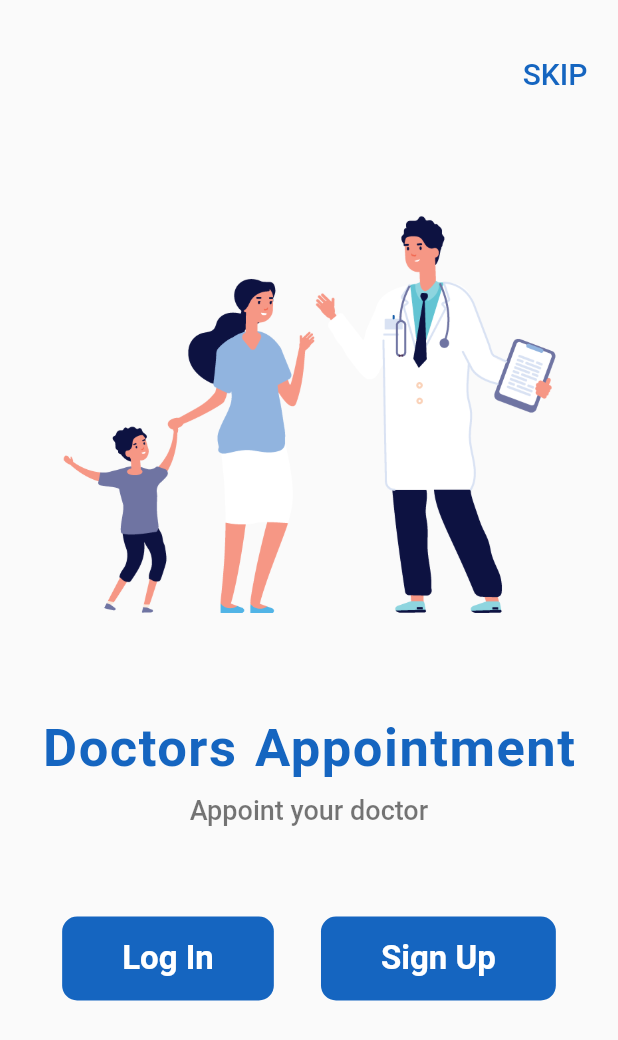
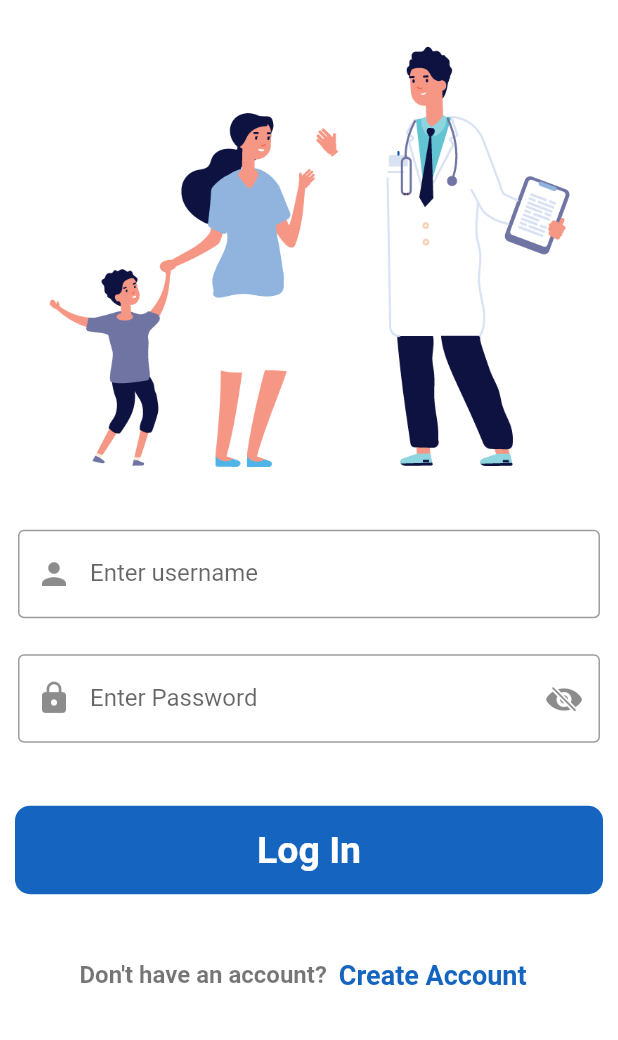
Before and after one commit to jiggy606/Hospital, a Flutter app: the screen it shows after launch, after a tap on "Log In", on a phone screen of 412 x 824 dp. Shown: the top 1040 px of the screen. Run offline on Flutter 3.47's test engine with Material 2 defaults, Android fonts, the phone set to English and light mode, and no system bars.

Commit message:
created login screen

```diff
--- /dev/null
+++ b/lib/screens/login_screen.dart
@@ -0,0 +1,140 @@
+import 'package:flutter/cupertino.dart';
+import 'package:flutter/material.dart';
+import 'package:workout/screens/signup_screen.dart';
+
+class LoginScreen extends StatefulWidget {
+  const LoginScreen({super.key});
+
+  @override
+  State<LoginScreen> createState() => _LoginScreenState();
+}
+
+class _LoginScreenState extends State<LoginScreen> {
+  bool passToggle = true;
+  @override
+  Widget build(BuildContext context) {
+    return Material(
+      color: Colors.white,
+      child: SingleChildScrollView(
+          child: SafeArea(
+              child: Column(
+        children: [
+          SizedBox(height: 10),
+          Padding(
+            padding: EdgeInsets.all(20),
+            child: Image.asset("images/doctors.png"),
+          ),
+          SizedBox(
+            height: 10,
+          ),
+          Padding(
+            padding: EdgeInsets.all(12),
+            child: TextField(
+              decoration: InputDecoration(
+                border: OutlineInputBorder(),
+                label: Text("Enter username"),
+                prefixIcon: Icon(Icons.person),
+              ),
+            ),
+          ),
+          Padding(
+            padding: EdgeInsets.all(12),
+            child: TextField(
+              obscureText: passToggle ? true : false,
+              decoration: InputDecoration(
+                border: OutlineInputBorder(),
+                label: Text("Enter Password"),
+                prefixIcon: Icon(Icons.lock),
+                suffixIcon: InkWell(
+                  onTap: () {
+                    if (passToggle == true) {
+                      passToggle = false;
+                    } else {
+                      passToggle = true;
+                    }
+                    setState(() {
+
+                    });
+                  },
+                  child: passToggle
+                      ? Icon(CupertinoIcons.eye_slash_fill)
+                      : Icon(CupertinoIcons.eye_fill),
+                ),
+              ),
+            ),
+          ),
+
+          SizedBox(height: 20,),
+
+          // login
+          Padding(
+            padding: const EdgeInsets.all(10),
+            child: SizedBox(
+              width: double.infinity,
+              child: Material(
+                color: Colors.blue.shade800,
+                borderRadius: BorderRadius.circular(10),
+                child: InkWell(
+                  onTap: () {
+                    /* Navigator.push(
+                        context,
+                        MaterialPageRoute(
+                          builder: (context) => LoginScreen(),
+                        )); */
+                  },
+                  child: Padding(
+                    padding: EdgeInsets.symmetric(vertical: 15, horizontal: 40),
+                    child: Center(
+                      child: Text(
+                        "Log In",
+                        style: TextStyle(
+                          color: Colors.white,
+                          fontSize: 25,
+                          fontWeight: FontWeight.bold,
+                        ),
+                      ),
+                    ),
+                  ),
+                ),
+              ),
+            ),
+          ),
+
+          SizedBox(height: 20,),
+
+          Row(
+            mainAxisAlignment: MainAxisAlignment.center,
+            children: [
+              Text(
+                "Don't have an account?",
+                style: TextStyle(
+                  fontSize: 16,
+                  fontWeight: FontWeight.bold,
+                  color: Colors.black54,
+                ),
+              ),
+              TextButton(
+                onPressed: (){
+                  Navigator.push(
+                    context,
+                    MaterialPageRoute(
+                      builder: (context) => SignUpScreen(),
+                  ));
+                },
+                child: Text("Create Account",
+                style: TextStyle(
+                  fontSize: 18,
+                  fontWeight: FontWeight.bold,
+                  color: Colors.blue.shade800,
+                ),
+                )
+              ),
+            ],
+          )
+        ],
+      )
+      )
+      ),
+    );
+  }
+}
--- /dev/null
+++ b/lib/screens/signup_screen.dart
@@ -0,0 +1,17 @@
+import 'package:flutter/material.dart';
+
+class SignUpScreen extends StatefulWidget {
+  const SignUpScreen({super.key});
+
+  @override
+  State<SignUpScreen> createState() => _SignUpScreenState();
+}
+
+class _SignUpScreenState extends State<SignUpScreen> {
+
+  bool passToggle = true;
+  @override
+  Widget build(BuildContext context) {
+    return Material();
+  }
+}
--- a/lib/screens/welcome_screen.dart
+++ b/lib/screens/welcome_screen.dart
@@ -1,4 +1,6 @@
 import 'package:flutter/material.dart';
+import 'package:workout/screens/login_screen.dart';
+import 'package:workout/screens/signup_screen.dart';
 
 class WelcomeScreen extends StatelessWidget {
   const WelcomeScreen({super.key});
@@ -75,9 +77,9 @@
                   borderRadius: BorderRadius.circular(10),
                   child: InkWell(
                     onTap: (){
-                      /* Navigator.push(context, MaterialPageRoute(
-                        builder: (context) =>
-                      )); */
+                      Navigator.push(context, MaterialPageRoute(
+                        builder: (context) => LoginScreen(),
+                      ));
                     },
                     child: Padding(
                       padding: EdgeInsets.symmetric(vertical: 15, horizontal: 40),
@@ -96,9 +98,11 @@
                   borderRadius: BorderRadius.circular(10),
                   child: InkWell(
                     onTap: () {
-                      /* Navigator.push(context, MaterialPageRoute(
-                        builder: (context) =>
-                      )); */
+                      Navigator.push(
+                        context,
+                          MaterialPageRoute(
+                            builder: (context) => SignUpScreen(),
+                          ));
                     },
                     child: Padding(
                       padding:
```
